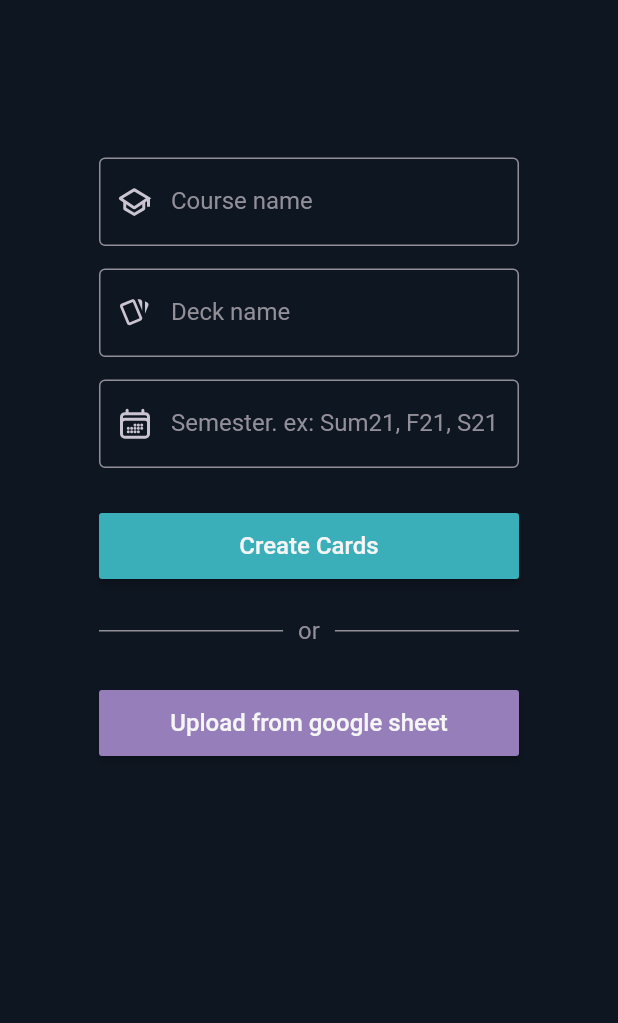
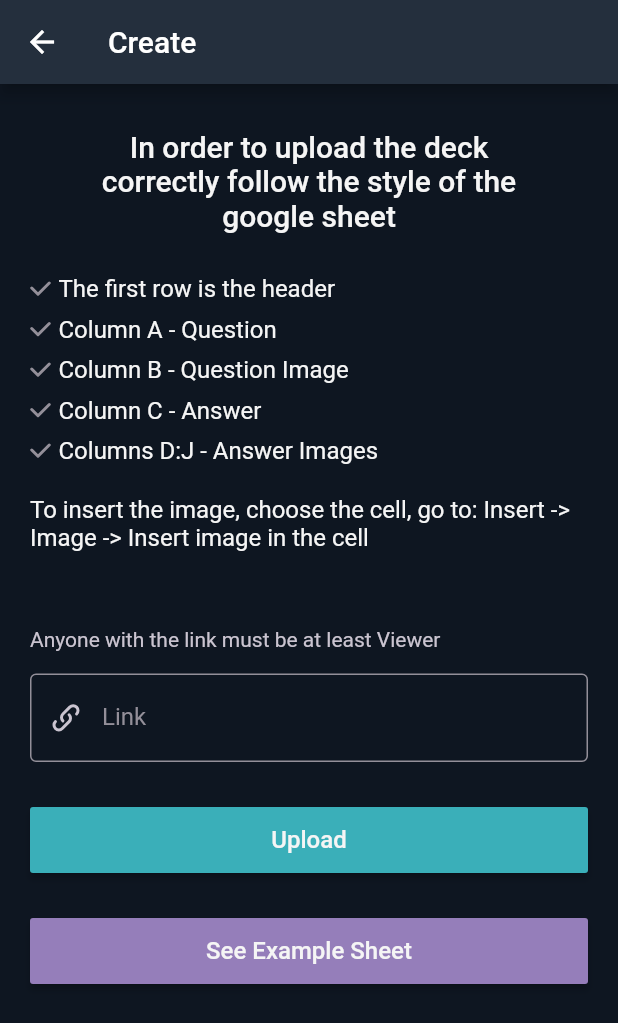
Before and after one commit to InnoStudyHub/front-end, a Flutter app: the CreateDeckPage screen opened directly, after a tap on "Upload from google sheet", on a phone screen of 412 x 824 dp. Shown: the top 1023 px of the screen. Run offline on Flutter 3.47's test engine with Material 2 defaults, Android fonts, the phone set to English and light mode, and no system bars; our stand-ins replace flutter_svg, get, get_storage, image_picker, percent_indicator; missing offline and left inert: dynamic_height_grid_view, swipable_stack; accounts and stored records are empty.

Commit message:
upload_from_sheet page is added manually

```diff
--- a/lib/presentation/session/create/create_deck_page.dart
+++ b/lib/presentation/session/create/create_deck_page.dart
@@ -3,6 +3,7 @@ import 'package:get/get.dart';
 import '../../widgets/themed_material_button.dart';
 import '../../widgets/divider.dart';
 import '../../widgets/outlined_text_field.dart';
+import 'upload_from_sheet/upload_from_sheet_page.dart';
 import '../../util/color_codes.dart';
 import 'create_deck_controller.dart';
 
@@ -53,7 +54,7 @@ class CreateDeckPage extends StatelessWidget {
                   ThemedMaterialButton(
                     text: "Upload from google sheet",
                     callback: () {
-                      //TODO
+                      Get.to(() => const UploadFromSheetPage());
                     },
                     color: purpleAppColor,
                   ),
--- /dev/null
+++ b/lib/presentation/session/create/upload_from_sheet/upload_from_sheet_controller.dart
@@ -0,0 +1,24 @@
+import 'package:flutter/cupertino.dart';
+import 'package:get/get.dart';
+
+class UploadFromSheetController extends GetxController {
+  var _link = "";
+  String? linkError;
+  TextEditingController linkController = TextEditingController();
+
+  UploadFromSheetController() {
+    linkController.addListener(() {
+      _link = linkController.text.toString();
+      linkError = null;
+      update();
+    });
+  }
+
+  void upload() {
+    if (_link.isEmpty) {
+      linkError = "Link to the sheet cannot be empty";
+
+      return;
+    }
+  }
+}
--- /dev/null
+++ b/lib/presentation/session/create/upload_from_sheet/upload_from_sheet_page.dart
@@ -0,0 +1,126 @@
+import 'package:flutter/material.dart';
+import 'package:flutter_svg/svg.dart';
+import 'package:get/get.dart';
+import 'package:study_hub/presentation/util/color_codes.dart';
+import 'package:study_hub/presentation/widgets/outlined_text_field.dart';
+import 'package:study_hub/presentation/widgets/themed_material_button.dart';
+import 'package:url_launcher/url_launcher.dart';
+import 'upload_from_sheet_controller.dart';
+
+class UploadFromSheetPage extends StatelessWidget {
+  const UploadFromSheetPage({Key? key}) : super(key: key);
+
+  @override
+  Widget build(BuildContext context) {
+    Get.lazyPut<UploadFromSheetController>(() => UploadFromSheetController());
+
+    return GetBuilder<UploadFromSheetController>(builder: (controller) {
+      return Scaffold(
+        appBar: AppBar(
+          title: const Text("Create"),
+        ),
+        body: SafeArea(
+          child: ListView(
+            children: [
+              Align(
+                alignment: Alignment.center,
+                child: Container(
+                  margin: const EdgeInsets.fromLTRB(45, 30, 45, 20),
+                  child: const Text(
+                    "In order to upload the deck correctly follow the style of the google sheet",
+                    style: TextStyle(
+                      fontSize: 20,
+                      fontWeight: FontWeight.w500,
+                      color: selectedMenuColor,
+                    ),
+                    textAlign: TextAlign.center,
+                  ),
+                ),
+              ),
+              _condition("The first row is the header"),
+              _condition("Column A - Question"),
+              _condition("Column B - Question Image"),
+              _condition("Column C - Answer"),
+              _condition("Columns D:J - Answer Images"),
+              Container(
+                margin: const EdgeInsets.all(20),
+                child: const Text(
+                  "To insert the image, choose the cell, go to: Insert -> Image -> Insert image in the cell",
+                  style: TextStyle(
+                    fontSize: 16,
+                    fontWeight: FontWeight.w400,
+                    color: selectedMenuColor,
+                  ),
+                ),
+              ),
+              _link(),
+              ThemedMaterialButton(
+                text: "Upload",
+                callback: () {
+                  controller.upload();
+                },
+                color: selectedTabColor,
+              ),
+              ThemedMaterialButton(
+                text: "See Example Sheet",
+                callback: () async {
+                  Uri url = Uri.parse(
+                    "https://docs.google.com/spreadsheets/d/1BVIUaZ2Yach5lDKDN5W9_D7WVNkQzPZs1l3JTQ0R3q0/edit#gid=0",
+                  );
+                  if (!await launchUrl(url)) {
+                    debugPrint("Can't open sheet");
+                  }
+                },
+                color: purpleAppColor,
+              ),
+            ],
+          ),
+        ),
+      );
+    });
+  }
+
+  Widget _condition(String text) {
+    return Container(
+      margin: const EdgeInsets.only(left: 20, top: 8),
+      child: Row(
+        children: [
+          SvgPicture.asset("assets/icons/create_cards/condition_tick.svg"),
+          const SizedBox(width: 5),
+          Text(
+            text,
+            style: const TextStyle(
+              fontSize: 16,
+              fontWeight: FontWeight.w400,
+              color: selectedMenuColor,
+            ),
+          ),
+        ],
+      ),
+    );
+  }
+
+  Widget _link() {
+    return Column(
+      crossAxisAlignment: CrossAxisAlignment.start,
+      children: [
+        Container(
+          margin: const EdgeInsets.only(left: 20, top: 30),
+          child: const Text(
+            "Anyone with the link must be at least Viewer",
+            textAlign: TextAlign.start,
+            style: TextStyle(
+              fontSize: 14,
+              fontWeight: FontWeight.w400,
+              color: greySecondary,
+            ),
+          ),
+        ),
+        const OutlinedTextField(
+          assetName: "assets/icons/create_cards/link.svg",
+          label: "Link",
+        ),
+      ],
+    );
+  }
+}
--- a/pubspec.yaml
+++ b/pubspec.yaml
@@ -44,6 +44,7 @@ dependencies:
   http_parser: ^4.0.2
   percent_indicator: ^4.2.2
   swipable_stack: ^2.0.0
+  url_launcher: ^6.1.7
   dynamic_height_grid_view: ^0.0.3
 
 dev_dependencies:
```
Also changed, not shown: assets/icons/create_cards/condition_tick.svg (added), assets/icons/create_cards/link.svg (added), pubspec.lock.
